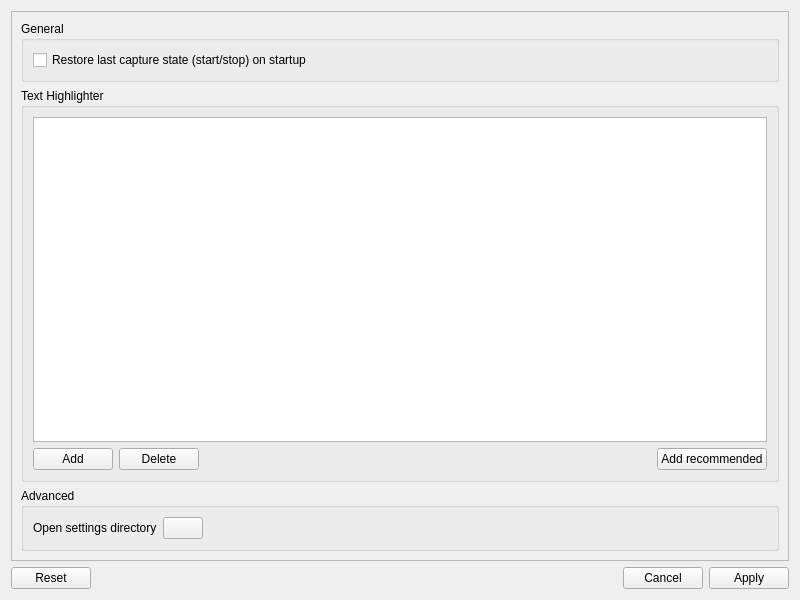
This is src/multiserialviewer/ui_files/settingsDialog.ui in shaag7967/multiserialviewer as Qt 5 draws it before an edit. The edited form follows.
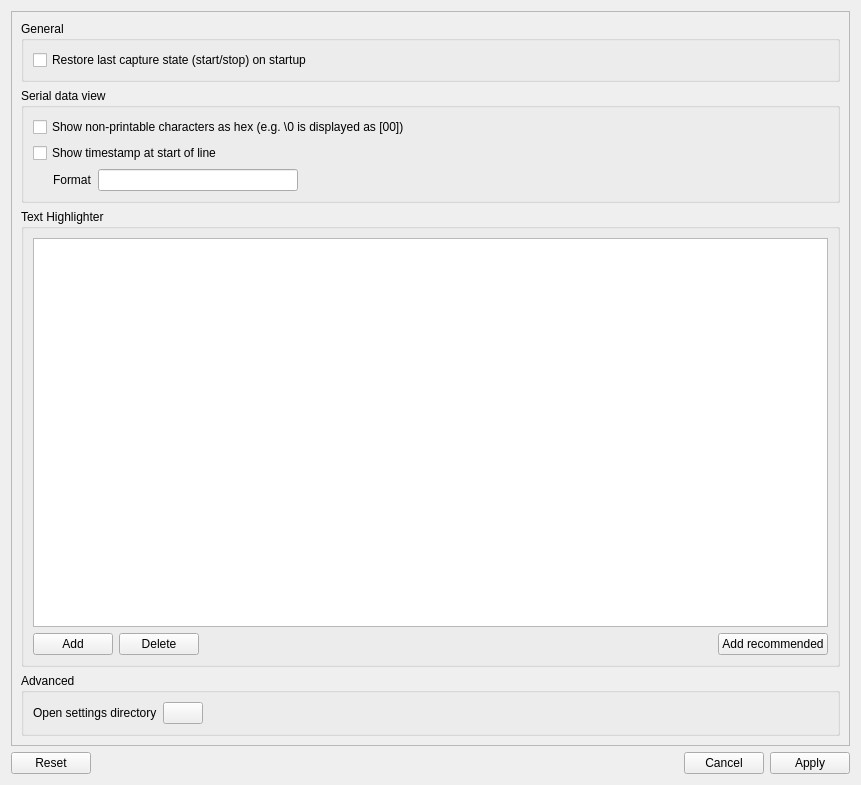
This is the edited form.

Commit message: added timestamp at start of line (configurable)

The edit to the form file:
```diff
--- a/src/multiserialviewer/ui_files/settingsDialog.ui
+++ b/src/multiserialviewer/ui_files/settingsDialog.ui
@@ -6,8 +6,8 @@
    <rect>
     <x>0</x>
     <y>0</y>
-    <width>800</width>
-    <height>600</height>
+    <width>861</width>
+    <height>785</height>
    </rect>
   </property>
   <property name="windowTitle">
@@ -28,7 +28,7 @@
         <property name="title">
          <string>General</string>
         </property>
-        <layout class="QVBoxLayout" name="verticalLayout_2">
+        <layout class="QVBoxLayout" name="verticalLayout_6">
          <item>
           <widget class="QCheckBox" name="cb_restoreCaptureState">
            <property name="text">
@@ -39,6 +39,95 @@
         </layout>
        </widget>
       </item>
+      <item>
+       <widget class="QGroupBox" name="groupBox_4">
+        <property name="title">
+         <string>Serial data view</string>
+        </property>
+        <layout class="QVBoxLayout" name="verticalLayout_2">
+         <item>
+          <widget class="QCheckBox" name="cb_showNonPrintableAsHex">
+           <property name="text">
+            <string>Show non-printable characters as hex (e.g. \0 is displayed as [00])</string>
+           </property>
+          </widget>
+         </item>
+         <item>
+          <widget class="QCheckBox" name="cb_showTimestamp">
+           <property name="text">
+            <string>Show timestamp at start of line</string>
+           </property>
+          </widget>
+         </item>
+         <item>
+          <layout class="QHBoxLayout" name="horizontalLayout_4">
+           <item>
+            <spacer name="horizontalSpacer_3">
+             <property name="orientation">
+              <enum>Qt::Orientation::Horizontal</enum>
+             </property>
+             <property name="sizeType">
+              <enum>QSizePolicy::Policy::Fixed</enum>
+             </property>
+             <property name="sizeHint" stdset="0">
+              <size>
+               <width>20</width>
+               <height>20</height>
+              </size>
+             </property>
+            </spacer>
+           </item>
+           <item>
+            <widget class="QLabel" name="label_2">
+             <property name="text">
+              <string>Format</string>
+             </property>
+            </widget>
+           </item>
+           <item>
+            <widget class="QLineEdit" name="ed_timestampFormat">
+             <property name="sizePolicy">
+              <sizepolicy hsizetype="MinimumExpanding" vsizetype="Fixed">
+               <horstretch>0</horstretch>
+               <verstretch>0</verstretch>
+              </sizepolicy>
+             </property>
+             <property name="maximumSize">
+              <size>
+               <width>200</width>
+               <height>16777215</height>
+              </size>
+             </property>
+             <property name="toolTip">
+              <string notr="true"/>
+             </property>
+            </widget>
+           </item>
+           <item>
+            <widget class="QLabel" name="lb_validationResult">
+             <property name="text">
+              <string/>
+             </property>
+            </widget>
+           </item>
+           <item>
+            <spacer name="horizontalSpacer_5">
+             <property name="orientation">
+              <enum>Qt::Orientation::Horizontal</enum>
+             </property>
+             <property name="sizeHint" stdset="0">
+              <size>
+               <width>40</width>
+               <height>20</height>
+              </size>
+             </property>
+            </spacer>
+           </item>
+          </layout>
+         </item>
+        </layout>
+       </widget>
+      </item>
       <item>
        <widget class="QGroupBox" name="groupBox_2">
         <property name="title">
```
The commit also changes 17 other files.
